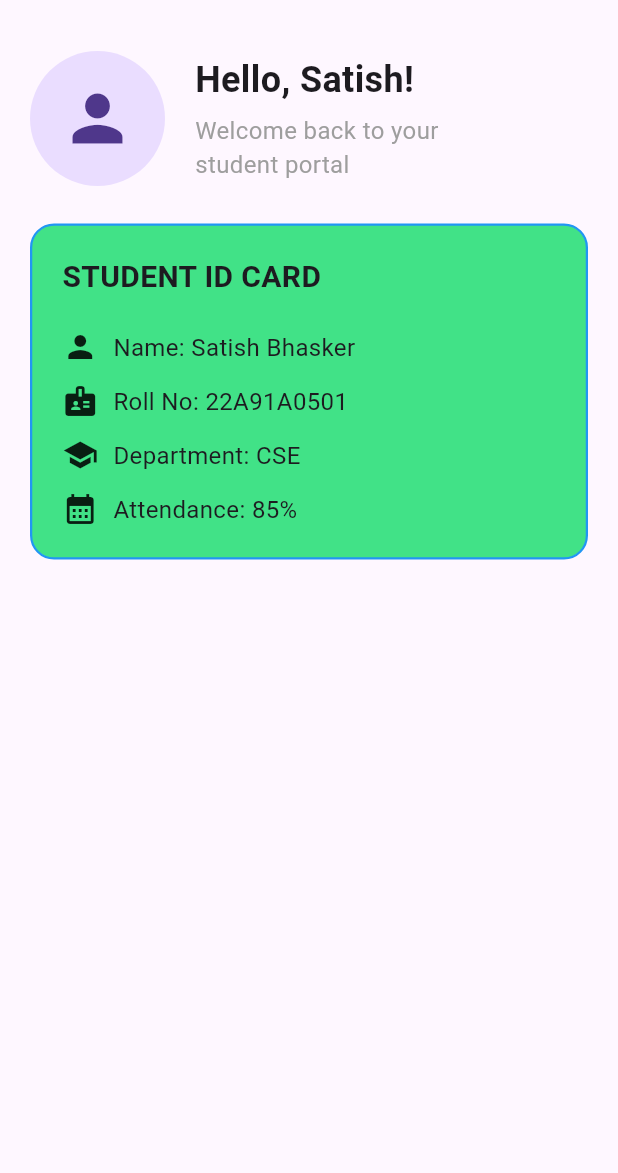
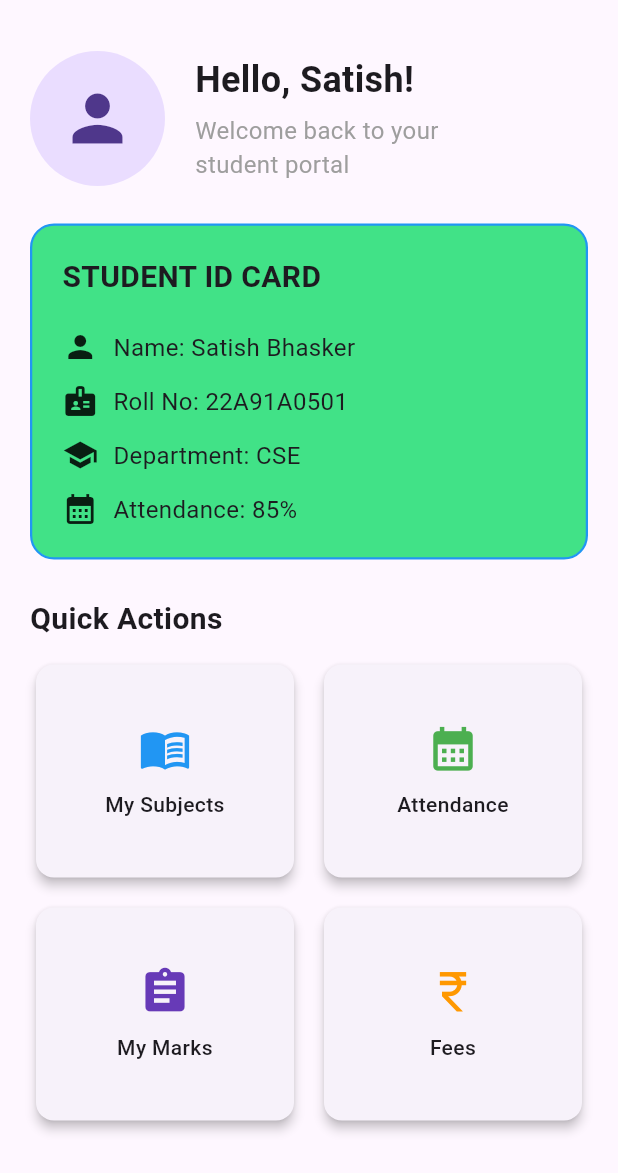
Before and after one commit to SatishPallyvela/student-management-system-flutter, a Flutter app: the screen it shows after launch, on a phone screen of 412 x 824 dp, the part 63-1236 px from its top. Run offline on Flutter 3.47's test engine with Material 3 defaults, Android fonts, the phone set to English and light mode, and no system bars.

Commit message:
Add responsive quick actions and scrollable home screen

```diff
--- a/lib/screens/home_screen.dart
+++ b/lib/screens/home_screen.dart
@@ -1,6 +1,7 @@
 import 'package:flutter/material.dart';
 import '../widgets/greeting_section.dart';
 import '../widgets/student_id_card.dart';
+import '../widgets/quick_actions.dart';
 
 class HomeScreen extends StatelessWidget {
   const HomeScreen({super.key});
@@ -13,11 +14,19 @@ class HomeScreen extends StatelessWidget {
         centerTitle: true,
       ),
 
-      body: const Padding(
+      body: const SingleChildScrollView(
         padding: EdgeInsets.all(20),
 
         child: Column(
-          children: [GreetingSection(), SizedBox(height: 25), StudentIdCard()],
+          crossAxisAlignment: CrossAxisAlignment.start,
+          children: [
+            GreetingSection(),
+            SizedBox(height: 25),
+            StudentIdCard(),
+            SizedBox(height: 25),
+
+            QuickActions(),
+          ],
         ),
       ),
     );
--- /dev/null
+++ b/lib/widgets/quick_actions.dart
@@ -0,0 +1,136 @@
+import 'package:flutter/material.dart';
+
+// QuickActions is the complete Quick Actions section
+// of our Student Management System.
+class QuickActions extends StatelessWidget {
+  const QuickActions({super.key});
+
+  @override
+  Widget build(BuildContext context) {
+    return Column(
+      crossAxisAlignment: CrossAxisAlignment.start,
+      children: [
+        // Section heading.
+        const Text(
+          "Quick Actions",
+          style: TextStyle(fontSize: 20, fontWeight: FontWeight.bold),
+        ),
+
+        const SizedBox(height: 12),
+
+        // GridView will display our action cards.
+        LayoutBuilder(
+          builder: (context, constraints) {
+            // If the available screen width is small,
+            // display 2 cards in each row.
+            //
+            // If the screen is wider,
+            // display 4 cards in one row.
+            final crossAxisCount = constraints.maxWidth < 600 ? 2 : 4;
+
+            return GridView.count(
+              // Number of cards in each row.
+              crossAxisCount: crossAxisCount,
+
+              // Horizontal space between cards.
+              crossAxisSpacing: 12,
+
+              // Vertical space between cards.
+              mainAxisSpacing: 12,
+
+              // Controls the height of each card.
+              childAspectRatio: 1.2,
+
+              // Because this GridView is inside another
+              // Column, let it use only the space it needs.
+              shrinkWrap: true,
+
+              // We don't want this small GridView to have
+              // its own scrolling area.
+              physics: const NeverScrollableScrollPhysics(),
+
+              children: const [
+                QuickActionCard(
+                  icon: Icons.menu_book,
+                  title: "My Subjects",
+                  color: Colors.blue,
+                ),
+
+                QuickActionCard(
+                  icon: Icons.calendar_month,
+                  title: "Attendance",
+                  color: Colors.green,
+                ),
+
+                QuickActionCard(
+                  icon: Icons.assignment,
+                  title: "My Marks",
+                  color: Colors.deepPurple,
+                ),
+
+                QuickActionCard(
+                  icon: Icons.currency_rupee,
+                  title: "Fees",
+                  color: Colors.orange,
+                ),
+              ],
+            );
+          },
+        ),
+      ],
+    );
+  }
+}
+
+// This is a reusable card for one Quick Action.
+//
+// Instead of writing the same Card code four times,
+// we create one widget and provide different values.
+class QuickActionCard extends StatelessWidget {
+  // Icon displayed inside the card.
+  final IconData icon;
+
+  // Text displayed below the icon.
+  final String title;
+
+  // Color used for the icon.
+  final Color color;
+
+  const QuickActionCard({
+    super.key,
+    required this.icon,
+    required this.title,
+    required this.color,
+  });
+
+  @override
+  Widget build(BuildContext context) {
+    return Card(
+      // Gives a small elevation/shadow to the card.
+      elevation: 3,
+
+      // Gives the card rounded corners.
+      shape: RoundedRectangleBorder(borderRadius: BorderRadius.circular(12)),
+
+      child: Column(
+        // Center the icon and text vertically.
+        mainAxisAlignment: MainAxisAlignment.center,
+
+        children: [
+          // Icon for the action.
+          Icon(icon, size: 35, color: color),
+
+          const SizedBox(height: 10),
+
+          // Name of the action.
+          Text(
+            title,
+            textAlign: TextAlign.center,
+
+            style: const TextStyle(fontSize: 14, fontWeight: FontWeight.w500),
+          ),
+        ],
+      ),
+    );
+  }
+}
```
